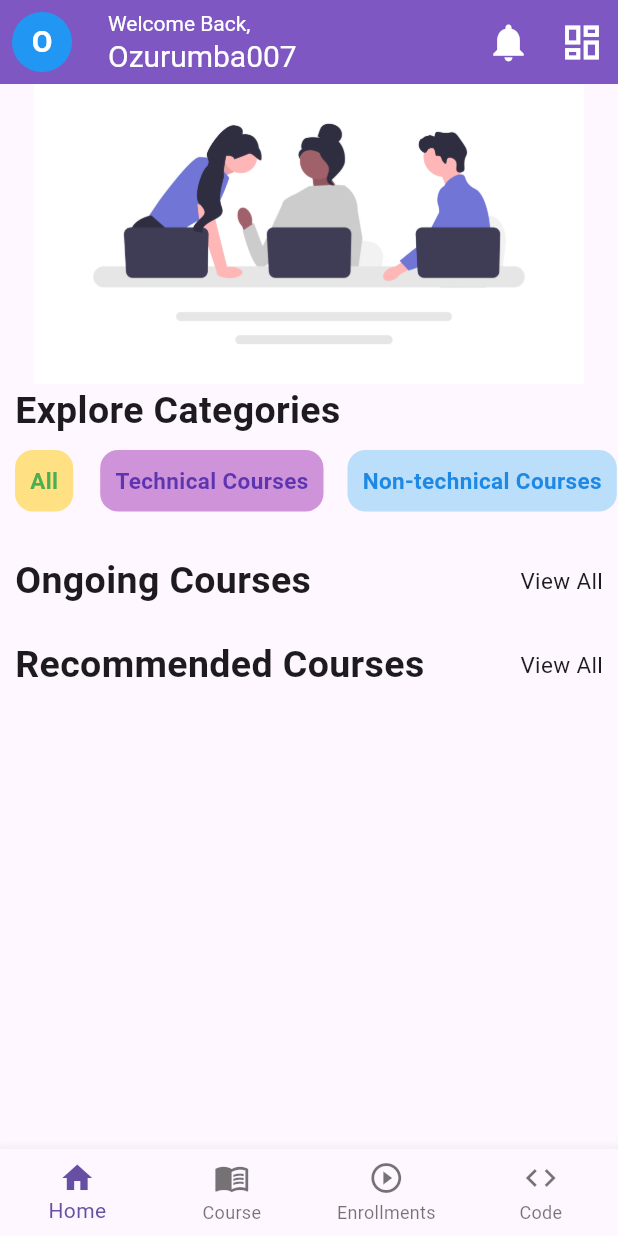
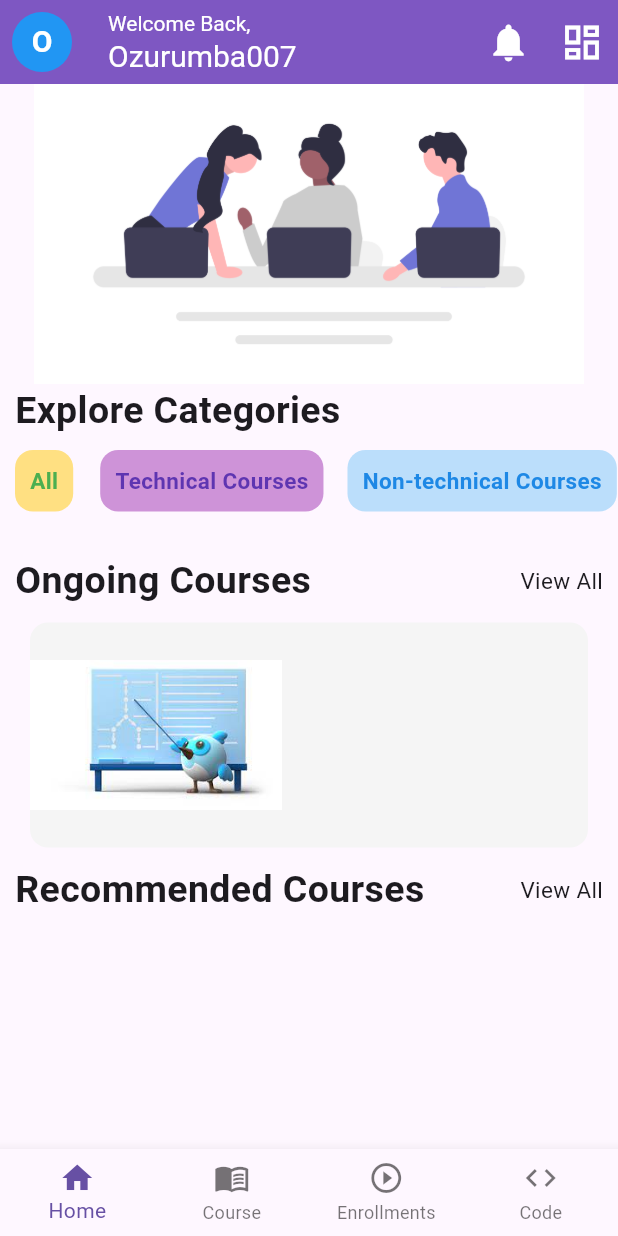
Before and after one commit to Ozurumba007/apt_learn_ui, a Flutter app: the HomeScreen screen opened directly, on a phone screen of 412 x 824 dp. Run offline on Flutter 3.47's test engine with Material 2 defaults, Android fonts, the phone set to English and light mode, and no system bars; our stand-ins replace get, smooth_page_indicator.

Commit message:
added an image to the assets folder \ added the image to the home screen

```diff
--- a/lib/home_screen/home_screen.dart
+++ b/lib/home_screen/home_screen.dart
@@ -104,11 +104,30 @@ class _HomeScreenState extends State<HomeScreen> {
                 thirdCategorytext: 'Non-technical Courses',
               ),
               const SizedBox(height: 10),
-              TwoText(
+              const TwoText(
                 firstText: 'Ongoing Courses',
                 secondText: 'View All',
               ),
-              TwoText(
+              Padding(
+                padding: const EdgeInsets.symmetric(horizontal: 20.0),
+                child: Container(
+                  height: 150,
+                  width: double.infinity,
+                  decoration: BoxDecoration(
+                    color: Colors.grey[100],
+                    borderRadius: BorderRadius.circular(12),
+                  ),
+                  child: Row(
+                    children: [
+                      Container(
+                        height: 100,
+                        child: Image.asset('assets/download.jpg'),
+                      ),
+                    ],
+                  ),
+                ),
+              ),
+              const TwoText(
                 firstText: 'Recommended Courses',
                 secondText: 'View All',
               ),
```
Also changed, not shown: assets/download.jpg (added).
